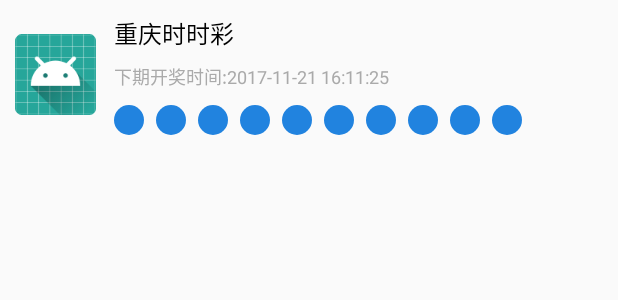
After one commit to Shaohuo/ShiShiLe, an Android app: the layout item_forecast.xml on its own in the app's theme, with its tools: preview values and no code run, on a phone screen of 412 x 824 dp. The commit adds this screen. Shown: the top 300 px of the screen. Run offline under Robolectric (Android 15) with nearby library versions, the light colour scheme and no system bars.

Commit message:
添加预测模块

```diff
--- a/app/src/main/java/com/yxl/shishile/shishile/activity/MainActivity.java
+++ b/app/src/main/java/com/yxl/shishile/shishile/activity/MainActivity.java
@@ -9,6 +9,7 @@ import android.support.v7.app.AppCompatActivity;
 
 import com.yinglan.alphatabs.AlphaTabsIndicator;
 import com.yxl.shishile.shishile.R;
+import com.yxl.shishile.shishile.fragment.ForecastFragment;
 import com.yxl.shishile.shishile.fragment.OpenPrizeFragment;
 import com.yxl.shishile.shishile.widgets.MZModeBannerFragment;
 
@@ -49,7 +50,7 @@ public class MainActivity extends AppCompatActivity {
             super(fm);
             fragments.add(new MZModeBannerFragment());
             fragments.add(new OpenPrizeFragment());
-            fragments.add(new MZModeBannerFragment());
+            fragments.add(new ForecastFragment());
 //            fragments.add(new MZModeBannerFragment());
         }
 
--- /dev/null
+++ b/app/src/main/res/layout/item_forecast.xml
@@ -0,0 +1,159 @@
+<?xml version="1.0" encoding="utf-8"?>
+<RelativeLayout xmlns:android="http://schemas.android.com/apk/res/android"
+    xmlns:app="http://schemas.android.com/apk/res-auto"
+    android:layout_width="match_parent"
+    android:layout_height="100dp">
+
+    <ImageView
+        android:id="@+id/ivPrize"
+        android:layout_width="54dp"
+        android:layout_height="54dp"
+        android:layout_alignParentLeft="true"
+        android:layout_alignParentStart="true"
+        android:layout_centerVertical="true"
+        android:layout_marginLeft="10dp"
+        app:srcCompat="@mipmap/ic_launcher" />
+
+    <TextView
+        android:id="@+id/tvPrizename"
+        android:layout_width="wrap_content"
+        android:layout_height="wrap_content"
+        android:layout_alignParentTop="true"
+        android:layout_marginTop="10dp"
+        android:layout_marginLeft="12dp"
+        android:layout_toRightOf="@+id/ivPrize"
+        android:text="重庆时时彩"
+        android:textSize="16dp"
+        android:textColor="@android:color/black"
+        />
+
+    <TextView
+        android:id="@+id/tvOpenTime"
+        android:layout_width="wrap_content"
+        android:layout_height="wrap_content"
+        android:text="下期开奖时间:2017-11-21 16:11:25"
+        android:textColor="@android:color/darker_gray"
+        android:textSize="12dp"
+        android:layout_below="@+id/tvPrizename"
+        android:layout_toRightOf="@+id/ivPrize"
+        android:layout_marginLeft="12dp"
+        android:layout_marginTop="8dp"
+        />
+
+    <LinearLayout
+        android:id="@+id/llData"
+        android:layout_marginTop="25dp"
+        android:orientation="horizontal"
+        android:layout_width="wrap_content"
+        android:layout_height="wrap_content"
+        android:layout_toRightOf="@+id/ivPrize"
+        android:layout_marginLeft="12dp"
+        android:layout_alignParentBottom="true"
+        android:layout_marginBottom="10dp"
+        >
+
+        <TextView
+            android:id="@+id/six_num_01"
+            android:gravity="center"
+            android:text=""
+            android:textColor="@android:color/white"
+            android:layout_width="wrap_content"
+            android:layout_height="wrap_content"
+            android:layout_marginLeft="0dp"
+            android:width="20dp"
+            android:height="20dp"
+            android:background="@drawable/shape_textview" />
+        <TextView
+            android:id="@+id/six_num_02"
+            android:textColor="@android:color/white"
+            android:gravity="center"
+            android:height="20dp"
+            android:width="20dp"
+            android:layout_marginLeft="8dp"
+            android:background="@drawable/shape_textview"
+            android:layout_width="wrap_content"
+            android:layout_height="wrap_content" />
+        <TextView
+            android:id="@+id/six_num_03"
+            android:textColor="@android:color/white"
+            android:gravity="center"
+            android:height="20dp"
+            android:width="20dp"
+            android:layout_marginLeft="8dp"
+            android:background="@drawable/shape_textview"
+            android:layout_width="wrap_content"
+            android:layout_height="wrap_content" />
+        <TextView
+            android:id="@+id/six_num_04"
+            android:textColor="@android:color/white"
+            android:gravity="center"
+            android:height="20dp"
+            android:width="20dp"
+            android:layout_marginLeft="8dp"
+            android:background="@drawable/shape_textview"
+            android:layout_width="wrap_content"
+            android:layout_height="wrap_content" />
+        <TextView
+            android:id="@+id/six_num_05"
+            android:textColor="@android:color/white"
+            android:gravity="center"
+            android:height="20dp"
+            android:width="20dp"
+            android:layout_marginLeft="8dp"
+            android:background="@drawable/shape_textview"
+            android:layout_width="wrap_content"
+            android:layout_height="wrap_content" />
+        <TextView
+            android:id="@+id/six_num_06"
+            android:textColor="@android:color/white"
+            android:gravity="center"
+            android:height="20dp"
+            android:width="20dp"
+            android:layout_marginLeft="8dp"
+            android:background="@drawable/shape_textview"
+            android:layout_width="wrap_content"
+            android:layout_height="wrap_content" />
+        <TextView
+            android:id="@+id/six_num_07"
+            android:textColor="@android:color/white"
+            android:gravity="center"
+            android:height="20dp"
+            android:width="20dp"
+            android:layout_marginLeft="8dp"
+            android:background="@drawable/shape_textview"
+            android:layout_width="wrap_content"
+            android:layout_height="wrap_content" />
+        <TextView
+            android:id="@+id/six_num_08"
+            android:textColor="@android:color/white"
+            android:gravity="center"
+            android:height="20dp"
+            android:width="20dp"
+            android:layout_marginLeft="8dp"
+            android:background="@drawable/shape_textview"
+            android:layout_width="wrap_content"
+            android:layout_height="wrap_content" />
+        <TextView
+            android:id="@+id/six_num_09"
+            android:textColor="@android:color/white"
+            android:gravity="center"
+            android:height="20dp"
+            android:width="20dp"
+            android:layout_marginLeft="8dp"
+            android:background="@drawable/shape_textview"
+            android:layout_width="wrap_content"
+            android:layout_height="wrap_content" />
+        <TextView
+            android:id="@+id/six_num_10"
+            android:textColor="@android:color/white"
+            android:gravity="center"
+            android:height="20dp"
+            android:width="20dp"
+            android:layout_marginLeft="8dp"
+            android:background="@drawable/shape_textview"
+            android:layout_width="wrap_content"
+            android:layout_height="wrap_content" />
+
+    </LinearLayout>
+
+</RelativeLayout>
```
Also changed, not shown: app/src/main/java/com/yxl/shishile/shishile/adapter/ForecastAdapter.java (added, +84 -0 lines), app/src/main/java/com/yxl/shishile/shishile/fragment/ForecastFragment.java (added, +82 -0 lines), app/src/main/res/layout/fragment_forecast.xml (added, +13 -0 lines).
